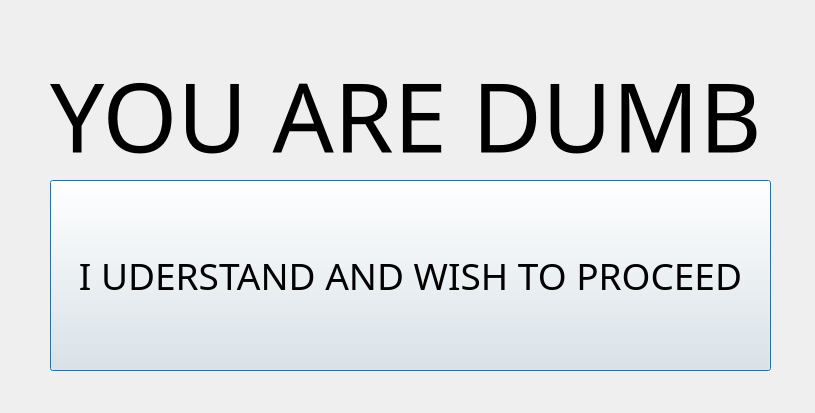
Old version of the form errorwindow.ui in the repository cha1n3aw/CremeCalc.
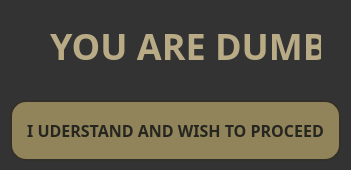
New version of the form.

Commit message: reworked and redesigned error window

```diff
--- a/errorwindow.ui
+++ b/errorwindow.ui
@@ -6,28 +6,51 @@
    <rect>
     <x>0</x>
     <y>0</y>
-    <width>815</width>
-    <height>413</height>
+    <width>351</width>
+    <height>170</height>
    </rect>
   </property>
   <property name="windowTitle">
    <string>Dialog</string>
   </property>
+  <property name="styleSheet">
+   <string notr="true">QDialog {
+  background-color:#333333;
+  border: 0px solid gray;
+}
+</string>
+  </property>
   <widget class="QLabel" name="label">
    <property name="geometry">
     <rect>
-     <x>50</x>
-     <y>40</y>
-     <width>771</width>
-     <height>151</height>
+     <x>30</x>
+     <y>10</y>
+     <width>291</width>
+     <height>71</height>
     </rect>
    </property>
    <property name="font">
     <font>
-     <family>Lucida Sans Unicode</family>
-     <pointsize>72</pointsize>
+     <family>Trebuchet MS</family>
+     <pointsize>-1</pointsize>
+     <weight>75</weight>
+     <bold>true</bold>
     </font>
    </property>
+   <property name="styleSheet">
+    <string notr="true">QLabel
+{
+  box-sizing: content-box;
+color: #b8ab85;
+font-family:Trebuchet MS;
+font-size:36px;
+font-weight:bold;
+  text-overflow: clip;
+  background: transparent;
+padding-left: 10px;
+  transition: all 300ms cubic-bezier(0.42, 0, 0.58, 1);
+}</string>
+   </property>
    <property name="text">
     <string>YOU ARE DUMB</string>
    </property>
@@ -35,18 +58,42 @@
   <widget class="QPushButton" name="pushButton">
    <property name="geometry">
     <rect>
-     <x>50</x>
-     <y>180</y>
-     <width>721</width>
-     <height>191</height>
+     <x>10</x>
+     <y>100</y>
+     <width>331</width>
+     <height>61</height>
     </rect>
    </property>
    <property name="font">
     <font>
-     <family>Lucida Sans Unicode</family>
-     <pointsize>28</pointsize>
+     <family>Trebuchet MS</family>
+     <pointsize>-1</pointsize>
+     <weight>75</weight>
+     <bold>true</bold>
+     <underline>false</underline>
+     <strikeout>false</strikeout>
     </font>
    </property>
+   <property name="styleSheet">
+    <string notr="true">QPushButton {
+	background-color:#91835a;
+	border-radius:16px;
+	border:2px solid #333029;
+	color:#25261f;
+	font-family:Trebuchet MS;
+	font-size:16px;
+	font-weight:bold;
+	text-decoration:none;
+}
+QPushButton:hover {
+	background-color:#a89a6f;
+}
+QPushButton:pressed
+{
+	position:relative;
+	top:1px;
+}</string>
+   </property>
    <property name="text">
     <string>I UDERSTAND AND WISH TO PROCEED</string>
    </property>
```
The commit also changes 3 other files.
